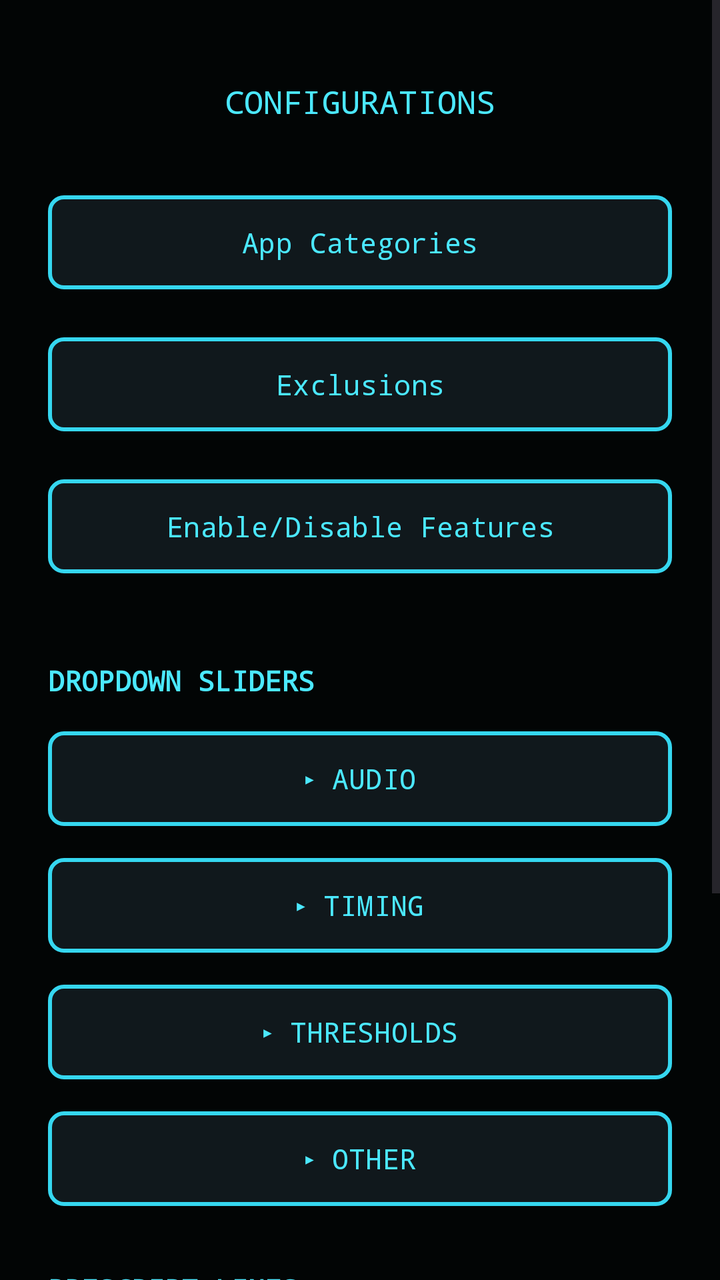
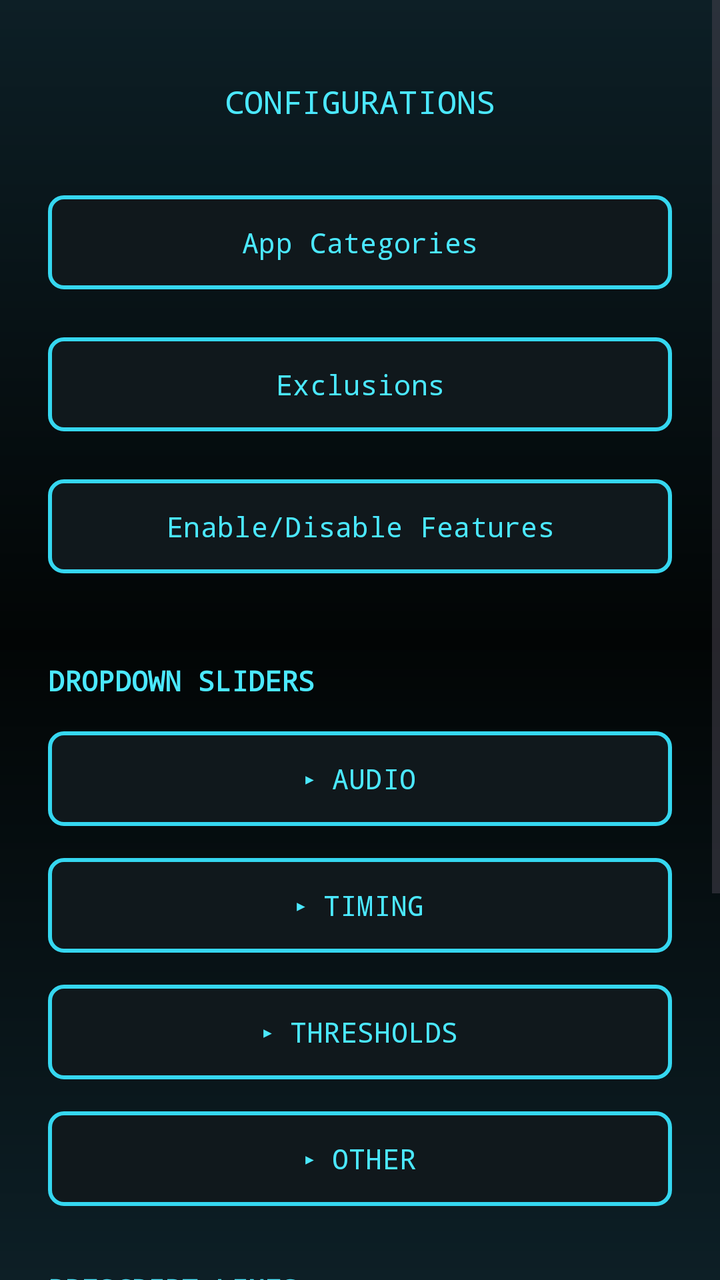

An Android layout rendered at two revisions. The XML below is the earlier revision; the diff shows what the commit changed to produce the second picture.
<!-- AndroidManifest.xml: application theme Theme.PrescriptBeeper -->
<!-- res/layout/activity_configurations.xml -->
<?xml version="1.0" encoding="utf-8"?>
<ScrollView xmlns:android="http://schemas.android.com/apk/res/android"
    android:layout_width="match_parent"
    android:layout_height="match_parent"
    android:fitsSystemWindows="true"
    android:background="#020505">

    <LinearLayout
        android:layout_width="match_parent"
        android:layout_height="wrap_content"
        android:orientation="vertical"
        android:gravity="center_horizontal"
        android:padding="24dp">

        <TextView
            android:layout_width="wrap_content"
            android:layout_height="wrap_content"
            android:text="CONFIGURATIONS"
            android:textColor="#4be8ff"
            android:textSize="16sp"
            android:fontFamily="monospace"
            android:layout_marginTop="16dp"
            android:layout_marginBottom="32dp" />

        <Button
            android:id="@+id/btnAppCategories"
            android:layout_width="match_parent"
            android:layout_height="wrap_content"
            android:text="App Categories"
            android:layout_marginBottom="16dp" />

        <Button
            android:id="@+id/btnExclusions"
            android:layout_width="match_parent"
            android:layout_height="wrap_content"
            android:text="Exclusions"
            android:layout_marginBottom="16dp" />

        <Button
            android:id="@+id/btnFeatureToggles"
            android:layout_width="match_parent"
            android:layout_height="wrap_content"
            android:text="Enable/Disable Features"
            android:layout_marginBottom="32dp" />

        <TextView
            android:layout_width="match_parent"
            android:layout_height="wrap_content"
            android:text="DROPDOWN SLIDERS"
            android:textColor="#4be8ff"
            android:textSize="14sp"
            android:textStyle="bold"
            android:fontFamily="monospace"
            android:layout_marginTop="8dp"
            android:layout_marginBottom="12dp" />

        <Button
            android:id="@+id/headerAudio"
            android:layout_width="match_parent"
            android:layout_height="wrap_content"
            android:text="▸ AUDIO"
            android:layout_marginBottom="8dp" />

        <LinearLayout
            android:id="@+id/audioContainer"
            android:layout_width="match_parent"
            android:layout_height="wrap_content"
            android:orientation="vertical"
            android:visibility="gone"
            android:layout_marginBottom="16dp">

            <TextView
                android:layout_width="match_parent"
                android:layout_height="wrap_content"
                android:text="Beep Volume"
                android:textColor="#4be8ff"
                android:textSize="12sp"
                android:fontFamily="monospace" />

            <TextView
                android:id="@+id/tvVolumeValue"
                android:layout_width="match_parent"
                android:layout_height="wrap_content"
                android:text="100%"
                android:textColor="#dff1ff"
                android:textSize="11sp"
                android:fontFamily="monospace"
                android:gravity="center"
                android:layout_marginBottom="4dp" />

            <SeekBar
                android:id="@+id/seekBarVolume"
                android:layout_width="match_parent"
                android:layout_height="wrap_content"
                android:max="100" />

        </LinearLayout>

        <Button
            android:id="@+id/headerTiming"
            android:layout_width="match_parent"
            android:layout_height="wrap_content"
            android:text="▸ TIMING"
            android:layout_marginBottom="8dp" />

        <LinearLayout
            android:id="@+id/timingContainer"
            android:layout_width="match_parent"
            android:layout_height="wrap_content"
            android:orientation="vertical"
            android:visibility="gone"
            android:layout_marginBottom="16dp">

            <TextView
                android:layout_width="match_parent"
                android:layout_height="wrap_content"
                android:text="Popup Duration"
                android:textColor="#4be8ff"
                android:textSize="12sp"
                android:fontFamily="monospace" />

            <TextView
                android:id="@+id/tvDurationValue"
                android:layout_width="match_parent"
                android:layout_height="wrap_content"
                android:text="5s"
                android:textColor="#dff1ff"
                android:textSize="11sp"
                android:fontFamily="monospace"
                android:gravity="center"
                android:layout_marginBottom="4dp" />

            <SeekBar
                android:id="@+id/seekBarDuration"
                android:layout_width="match_parent"
                android:layout_height="wrap_content"
                android:max="26" />

            <TextView
                android:layout_width="match_parent"
                android:layout_height="wrap_content"
                android:text="Per-App Cooldown"
                android:textColor="#4be8ff"
                android:textSize="12sp"
                android:fontFamily="monospace"
                android:layout_marginTop="24dp" />

            <TextView
                android:id="@+id/tvCooldownValue"
                android:layout_width="match_parent"
                android:layout_height="wrap_content"
                android:text="20s"
                android:textColor="#dff1ff"
                android:textSize="11sp"
                android:fontFamily="monospace"
                android:gravity="center"
                android:layout_marginBottom="4dp" />

            <SeekBar
                android:id="@+id/seekBarCooldown"
                android:layout_width="match_parent"
                android:layout_height="wrap_content"
                android:max="26" />

        </LinearLayout>

        <Button
            android:id="@+id/headerThresholds"
            android:layout_width="match_parent"
            android:layout_height="wrap_content"
            android:text="▸ THRESHOLDS"
            android:layout_marginBottom="8dp" />

        <LinearLayout
            android:id="@+id/thresholdsContainer"
            android:layout_width="match_parent"
            android:layout_height="wrap_content"
            android:orientation="vertical"
            android:visibility="gone"
            android:layout_marginBottom="16dp">

            <LinearLayout
                android:layout_width="match_parent"
                android:layout_height="wrap_content"
                android:orientation="horizontal">

                <LinearLayout
                    android:layout_width="0dp"
                    android:layout_height="wrap_content"
                    android:layout_weight="1"
                    android:orientation="vertical"
                    android:layout_marginEnd="12dp">

                    <TextView
                        android:layout_width="match_parent"
                        android:layout_height="wrap_content"
                        android:text="Battery Low"
                        android:textColor="#4be8ff"
                        android:textSize="12sp"
                        android:fontFamily="monospace" />

                    <TextView
                        android:id="@+id/tvBatteryThresholdValue"
                        android:layout_width="match_parent"
                        android:layout_height="wrap_content"
                        android:text="20%"
                        android:textColor="#dff1ff"
                        android:textSize="11sp"
                        android:fontFamily="monospace"
                        android:gravity="center"
                        android:layout_marginBottom="4dp" />

                    <SeekBar
                        android:id="@+id/seekBarBatteryThreshold"
                        android:layout_width="match_parent"
                        android:layout_height="wrap_content"
                        android:max="30" />

                </LinearLayout>

                <LinearLayout
                    android:layout_width="0dp"
                    android:layout_height="wrap_content"
                    android:layout_weight="1"
                    android:orientation="vertical">

                    <TextView
                        android:layout_width="match_parent"
                        android:layout_height="wrap_content"
                        android:text="Earbuds Low"
                        android:textColor="#4be8ff"
                        android:textSize="12sp"
                        android:fontFamily="monospace" />

                    <TextView
                        android:id="@+id/tvEarbudsThresholdValue"
                        android:layout_width="match_parent"
                        android:layout_height="wrap_content"
                        android:text="30%"
                        android:textColor="#dff1ff"
                        android:textSize="11sp"
                        android:fontFamily="monospace"
                        android:gravity="center"
                        android:layout_marginBottom="4dp" />

                    <SeekBar
                        android:id="@+id/seekBarEarbudsThreshold"
                        android:layout_width="match_parent"
                        android:layout_height="wrap_content"
                        android:max="30" />

                </LinearLayout>

            </LinearLayout>

            <TextView
                android:layout_width="match_parent"
                android:layout_height="wrap_content"
                android:text="Battery Restored Threshold"
                android:textColor="#4be8ff"
                android:textSize="12sp"
                android:fontFamily="monospace"
                android:layout_marginTop="24dp" />

            <TextView
                android:id="@+id/tvBatteryRestoredValue"
                android:layout_width="match_parent"
                android:layout_height="wrap_content"
                android:text="80%"
                android:textColor="#dff1ff"
                android:textSize="11sp"
                android:fontFamily="monospace"
                android:gravity="center"
                android:layout_marginBottom="4dp" />

            <SeekBar
                android:id="@+id/seekBarBatteryRestored"
                android:layout_width="match_parent"
                android:layout_height="wrap_content"
                android:max="50" />

        </LinearLayout>

        <Button
            android:id="@+id/headerOther"
            android:layout_width="match_parent"
            android:layout_height="wrap_content"
            android:text="▸ OTHER"
            android:layout_marginBottom="8dp" />

        <LinearLayout
            android:id="@+id/otherContainer"
            android:layout_width="match_parent"
            android:layout_height="wrap_content"
            android:orientation="vertical"
            android:visibility="gone"
            android:layout_marginBottom="16dp">

            <LinearLayout
                android:layout_width="match_parent"
                android:layout_height="wrap_content"
                android:orientation="horizontal"
                android:gravity="center_vertical"
                android:background="#FF10181c"
                android:padding="16dp">

                <TextView
                    android:layout_width="0dp"
                    android:layout_height="wrap_content"
                    android:layout_weight="1"
                    android:text="Mute Beep When Screen Is Off"
                    android:textColor="#dff1ff"
                    android:textSize="12sp"
                    android:fontFamily="monospace" />

                <Switch
                    android:id="@+id/switchMuteScreenOff"
                    android:layout_width="wrap_content"
                    android:layout_height="wrap_content" />

            </LinearLayout>

        </LinearLayout>

        <TextView
            android:layout_width="match_parent"
            android:layout_height="wrap_content"
            android:text="PRESCRIPT LINES"
            android:textColor="#4be8ff"
            android:textSize="14sp"
            android:textStyle="bold"
            android:fontFamily="monospace"
            android:layout_marginTop="20dp"
            android:layout_marginBottom="12dp" />

        <Spinner
            android:id="@+id/spinnerCategory"
            android:layout_width="match_parent"
            android:layout_height="wrap_content"
            android:layout_marginBottom="12dp" />

        <EditText
            android:id="@+id/etNewLine"
            android:layout_width="match_parent"
            android:layout_height="wrap_content"
            android:hint="Type a new line..."
            android:textColor="#dff1ff"
            android:textColorHint="#5c6975"
            android:fontFamily="monospace"
            android:layout_marginBottom="8dp" />

        <Button
            android:id="@+id/btnAddLine"
            android:layout_width="match_parent"
            android:layout_height="wrap_content"
            android:text="Add Line"
            android:layout_marginBottom="24dp" />

        <LinearLayout
            android:id="@+id/customLinesContainer"
            android:layout_width="match_parent"
            android:layout_height="wrap_content"
            android:orientation="vertical" />

        <Button
            android:id="@+id/btnRemoveDefaults"
            android:layout_width="match_parent"
            android:layout_height="wrap_content"
            android:text="Remove Default Lines"
            android:layout_marginTop="8dp" />

    </LinearLayout>

</ScrollView>
<!-- resources referenced by this layout -->
<resources>
  <style name="Theme.PrescriptBeeper" parent="Base.Theme.PrescriptBeeper">
          <item name="materialButtonStyle">@style/Widget.PrescriptBeeper.Button</item>
      </style>
  <style name="Base.Theme.PrescriptBeeper" parent="Theme.Material3.DayNight.NoActionBar">
          
      </style>
  <style name="Widget.PrescriptBeeper.Button" parent="Widget.Material3.Button.OutlinedButton">
          <item name="backgroundTint">#10181c</item>
          <item name="strokeColor">#35d7f0</item>
          <item name="strokeWidth">2dp</item>
          <item name="cornerRadius">8dp</item>
          <item name="android:textColor">#4be8ff</item>
          <item name="android:fontFamily">monospace</item>
          <item name="android:textAllCaps">false</item>
          <item name="android:paddingTop">14dp</item>
          <item name="android:paddingBottom">14dp</item>
      </style>
</resources>

<!-- the commit's change to res/layout/activity_configurations.xml (unified diff, before → after) -->
@@ -3,7 +3,7 @@
     android:layout_width="match_parent"
     android:layout_height="match_parent"
     android:fitsSystemWindows="true"
-    android:background="#020505">
+    android:background="@drawable/bg_app_wallpaper">
 
     <LinearLayout
         android:layout_width="match_parent"
@@ -94,215 +94,14 @@
                 android:layout_height="wrap_content"
                 android:max="100" />
 
-        </LinearLayout>
-
-        <Button
-            android:id="@+id/headerTiming"
-            android:layout_width="match_parent"
-            android:layout_height="wrap_content"
-            android:text="▸ TIMING"
-            android:layout_marginBottom="8dp" />
-
-        <LinearLayout
-            android:id="@+id/timingContainer"
-            android:layout_width="match_parent"
-            android:layout_height="wrap_content"
-            android:orientation="vertical"
-            android:visibility="gone"
-            android:layout_marginBottom="16dp">
-
-            <TextView
-                android:layout_width="match_parent"
-                android:layout_height="wrap_content"
-                android:text="Popup Duration"
-                android:textColor="#4be8ff"
-                android:textSize="12sp"
-                android:fontFamily="monospace" />
-
-            <TextView
-                android:id="@+id/tvDurationValue"
-                android:layout_width="match_parent"
-                android:layout_height="wrap_content"
-                android:text="5s"
-                android:textColor="#dff1ff"
-                android:textSize="11sp"
-                android:fontFamily="monospace"
-                android:gravity="center"
-                android:layout_marginBottom="4dp" />
-
-            <SeekBar
-                android:id="@+id/seekBarDuration"
-                android:layout_width="match_parent"
-                android:layout_height="wrap_content"
-                android:max="26" />
-
-            <TextView
-                android:layout_width="match_parent"
-                android:layout_height="wrap_content"
-                android:text="Per-App Cooldown"
-                android:textColor="#4be8ff"
-                android:textSize="12sp"
-                android:fontFamily="monospace"
-                android:layout_marginTop="24dp" />
-
-            <TextView
-                android:id="@+id/tvCooldownValue"
-                android:layout_width="match_parent"
-                android:layout_height="wrap_content"
-                android:text="20s"
-                android:textColor="#dff1ff"
-                android:textSize="11sp"
-                android:fontFamily="monospace"
-                android:gravity="center"
-                android:layout_marginBottom="4dp" />
-
-            <SeekBar
-                android:id="@+id/seekBarCooldown"
-                android:layout_width="match_parent"
-                android:layout_height="wrap_content"
-                android:max="26" />
-
-        </LinearLayout>
-
-        <Button
-            android:id="@+id/headerThresholds"
-            android:layout_width="match_parent"
-            android:layout_height="wrap_content"
-            android:text="▸ THRESHOLDS"
-            android:layout_marginBottom="8dp" />
-
-        <LinearLayout
-            android:id="@+id/thresholdsContainer"
-            android:layout_width="match_parent"
-            android:layout_height="wrap_content"
-            android:orientation="vertical"
-            android:visibility="gone"
-            android:layout_marginBottom="16dp">
-
-            <LinearLayout
-                android:layout_width="match_parent"
-                android:layout_height="wrap_content"
-                android:orientation="horizontal">
-
-                <LinearLayout
-                    android:layout_width="0dp"
-                    android:layout_height="wrap_content"
-                    android:layout_weight="1"
-                    android:orientation="vertical"
-                    android:layout_marginEnd="12dp">
-
-                    <TextView
-                        android:layout_width="match_parent"
-                        android:layout_height="wrap_content"
-                        android:text="Battery Low"
-                        android:textColor="#4be8ff"
-                        android:textSize="12sp"
-                        android:fontFamily="monospace" />
-
-                    <TextView
-                        android:id="@+id/tvBatteryThresholdValue"
-                        android:layout_width="match_parent"
-                        android:layout_height="wrap_content"
-                        android:text="20%"
-                        android:textColor="#dff1ff"
-                        android:textSize="11sp"
-                        android:fontFamily="monospace"
-                        android:gravity="center"
-                        android:layout_marginBottom="4dp" />
-
-                    <SeekBar
-                        android:id="@+id/seekBarBatteryThreshold"
-                        android:layout_width="match_parent"
-                        android:layout_height="wrap_content"
-                        android:max="30" />
-
-                </LinearLayout>
-
-                <LinearLayout
-                    android:layout_width="0dp"
-                    android:layout_height="wrap_content"
-                    android:layout_weight="1"
-                    android:orientation="vertical">
-
-                    <TextView
-                        android:layout_width="match_parent"
-                        android:layout_height="wrap_content"
-                        android:text="Earbuds Low"
-                        android:textColor="#4be8ff"
-                        android:textSize="12sp"
-                        android:fontFamily="monospace" />
-
-                    <TextView
-                        android:id="@+id/tvEarbudsThresholdValue"
-                        android:layout_width="match_parent"
-                        android:layout_height="wrap_content"
-                        android:text="30%"
-                        android:textColor="#dff1ff"
-                        android:textSize="11sp"
-                        android:fontFamily="monospace"
-                        android:gravity="center"
-                        android:layout_marginBottom="4dp" />
-
-                    <SeekBar
-                        android:id="@+id/seekBarEarbudsThreshold"
-                        android:layout_width="match_parent"
-                        android:layout_height="wrap_content"
-                        android:max="30" />
-
-                </LinearLayout>
-
-            </LinearLayout>
-
-            <TextView
-                android:layout_width="match_parent"
-                android:layout_height="wrap_content"
-                android:text="Battery Restored Threshold"
-                android:textColor="#4be8ff"
-                android:textSize="12sp"
-                android:fontFamily="monospace"
-                android:layout_marginTop="24dp" />
-
-            <TextView
-                android:id="@+id/tvBatteryRestoredValue"
-                android:layout_width="match_parent"
-                android:layout_height="wrap_content"
-                android:text="80%"
-                android:textColor="#dff1ff"
-                android:textSize="11sp"
-                android:fontFamily="monospace"
-                android:gravity="center"
-                android:layout_marginBottom="4dp" />
-
-            <SeekBar
-                android:id="@+id/seekBarBatteryRestored"
-                android:layout_width="match_parent"
-                android:layout_height="wrap_content"
-                android:max="50" />
-
-        </LinearLayout>
-
-        <Button
-            android:id="@+id/headerOther"
-            android:layout_width="match_parent"
-            android:layout_height="wrap_content"
-            android:text="▸ OTHER"
-            android:layout_marginBottom="8dp" />
-
-        <LinearLayout
-            android:id="@+id/otherContainer"
-            android:layout_width="match_parent"
-            android:layout_height="wrap_content"
-            android:orientation="vertical"
-            android:visibility="gone"
-            android:layout_marginBottom="16dp">
-
             <LinearLayout
                 android:layout_width="match_parent"
                 android:layout_height="wrap_content"
                 android:orientation="horizontal"
                 android:gravity="center_vertical"
                 android:background="#FF10181c"
-                android:padding="16dp">
+                android:padding="16dp"
+                android:layout_marginTop="16dp">
 
                 <TextView
                     android:layout_width="0dp"
@@ -322,6 +121,232 @@
 
         </LinearLayout>
 
+        <Button
+            android:id="@+id/headerTiming"
+            android:layout_width="match_parent"
+            android:layout_height="wrap_content"
+            android:text="▸ TIMING"
+            android:layout_marginBottom="8dp" />
+
+        <LinearLayout
+            android:id="@+id/timingContainer"
+            android:layout_width="match_parent"
+            android:layout_height="wrap_content"
+            android:orientation="vertical"
+            android:visibility="gone"
+            android:layout_marginBottom="16dp">
+
+            <TextView
+                android:layout_width="match_parent"
+                android:layout_height="wrap_content"
+                android:text="Popup Duration"
+                android:textColor="#4be8ff"
+                android:textSize="12sp"
+                android:fontFamily="monospace" />
+
+            <TextView
+                android:id="@+id/tvDurationValue"
+                android:layout_width="match_parent"
+                android:layout_height="wrap_content"
+                android:text="5s"
+                android:textColor="#dff1ff"
+                android:textSize="11sp"
+                android:fontFamily="monospace"
+                android:gravity="center"
+                android:layout_marginBottom="4dp" />
+
+            <SeekBar
+                android:id="@+id/seekBarDuration"
+                android:layout_width="match_parent"
+                android:layout_height="wrap_content"
+                android:max="26" />
+
+            <TextView
+                android:layout_width="match_parent"
+                android:layout_height="wrap_content"
+                android:text="Per-App Cooldown"
+                android:textColor="#4be8ff"
+                android:textSize="12sp"
+                android:fontFamily="monospace"
+                android:layout_marginTop="24dp" />
+
+            <TextView
+                android:id="@+id/tvCooldownValue"
+                android:layout_width="match_parent"
+                android:layout_height="wrap_content"
+                android:text="20s"
+                android:textColor="#dff1ff"
+                android:textSize="11sp"
+                android:fontFamily="monospace"
+                android:gravity="center"
+                android:layout_marginBottom="4dp" />
+
+            <SeekBar
+                android:id="@+id/seekBarCooldown"
+                android:layout_width="match_parent"
+                android:layout_height="wrap_content"
+                android:max="26" />
+
+        </LinearLayout>
+
+        <Button
+            android:id="@+id/headerThresholds"
+            android:layout_width="match_parent"
+            android:layout_height="wrap_content"
+            android:text="▸ THRESHOLDS"
+            android:layout_marginBottom="8dp" />
+
+        <LinearLayout
+            android:id="@+id/thresholdsContainer"
+            android:layout_width="match_parent"
+            android:layout_height="wrap_content"
+            android:orientation="vertical"
+            android:visibility="gone"
+            android:layout_marginBottom="16dp">
+
+            <LinearLayout
+                android:layout_width="match_parent"
+                android:layout_height="wrap_content"
+                android:orientation="horizontal">
+
+                <LinearLayout
+                    android:layout_width="0dp"
+                    android:layout_height="wrap_content"
+                    android:layout_weight="1"
+                    android:orientation="vertical"
+                    android:layout_marginEnd="12dp">
+
+                    <TextView
+                        android:layout_width="match_parent"
+                        android:layout_height="wrap_content"
+                        android:text="Battery Low"
+                        android:textColor="#4be8ff"
+                        android:textSize="12sp"
+                        android:fontFamily="monospace" />
+
+                    <TextView
+                        android:id="@+id/tvBatteryThresholdValue"
+                        android:layout_width="match_parent"
+                        android:layout_height="wrap_content"
+                        android:text="20%"
+                        android:textColor="#dff1ff"
+                        android:textSize="11sp"
+                        android:fontFamily="monospace"
+                        android:gravity="center"
+                        android:layout_marginBottom="4dp" />
+
+                    <SeekBar
+                        android:id="@+id/seekBarBatteryThreshold"
+                        android:layout_width="match_parent"
+                        android:layout_height="wrap_content"
+                        android:max="30" />
+
+                </LinearLayout>
+
+                <LinearLayout
+                    android:layout_width="0dp"
+                    android:layout_height="wrap_content"
+                    android:layout_weight="1"
+                    android:orientation="vertical">
+
+                    <TextView
+                        android:layout_width="match_parent"
+                        android:layout_height="wrap_content"
+                        android:text="Earbuds Low"
+                        android:textColor="#4be8ff"
+                        android:textSize="12sp"
+                        android:fontFamily="monospace" />
+
+                    <TextView
+                        android:id="@+id/tvEarbudsThresholdValue"
+                        android:layout_width="match_parent"
+                        android:layout_height="wrap_content"
+                        android:text="30%"
+                        android:textColor="#dff1ff"
+                        android:textSize="11sp"
+                        android:fontFamily="monospace"
+                        android:gravity="center"
+                        android:layout_marginBottom="4dp" />
+
+                    <SeekBar
+                        android:id="@+id/seekBarEarbudsThreshold"
+                        android:layout_width="match_parent"
+                        android:layout_height="wrap_content"
+                        android:max="30" />
+
+                </LinearLayout>
+
+            </LinearLayout>
+
+            <TextView
+                android:layout_width="match_parent"
+                android:layout_height="wrap_content"
+                android:text="Battery Restored Threshold"
+                android:textColor="#4be8ff"
+                android:textSize="12sp"
+                android:fontFamily="monospace"
+                android:layout_marginTop="24dp" />
+
+            <TextView
+                android:id="@+id/tvBatteryRestoredValue"
+                android:layout_width="match_parent"
+                android:layout_height="wrap_content"
+                android:text="80%"
+                android:textColor="#dff1ff"
+                android:textSize="11sp"
+                android:fontFamily="monospace"
+                android:gravity="center"
+                android:layout_marginBottom="4dp" />
+
+            <SeekBar
+                android:id="@+id/seekBarBatteryRestored"
+                android:layout_width="match_parent"
+                android:layout_height="wrap_content"
+                android:max="50" />
+
+        </LinearLayout>
+
+        <Button
+            android:id="@+id/headerOther"
+            android:layout_width="match_parent"
+            android:layout_height="wrap_content"
+            android:text="▸ OTHER"
+            android:layout_marginBottom="8dp" />
+
+        <LinearLayout
+            android:id="@+id/otherContainer"
+            android:layout_width="match_parent"
+            android:layout_height="wrap_content"
+            android:orientation="vertical"
+            android:visibility="gone"
+            android:layout_marginBottom="16dp">
+
+            <LinearLayout
+                android:layout_width="match_parent"
+                android:layout_height="wrap_content"
+                android:orientation="horizontal"
+                android:gravity="center_vertical"
+                android:background="#FF10181c"
+                android:padding="16dp">
+
+                <TextView
+                    android:layout_width="0dp"
+                    android:layout_height="wrap_content"
+                    android:layout_weight="1"
+                    android:text="Skip Popup If Already In That App"
+                    android:textColor="#dff1ff"
+                    android:textSize="12sp"
+                    android:fontFamily="monospace" />
+
+                <Switch
+                    android:id="@+id/switchSkipSameApp"
+                    android:layout_width="wrap_content"
+                    android:layout_height="wrap_content" />
+
+            </LinearLayout>
+
+        </LinearLayout>
+
         <TextView
             android:layout_width="match_parent"
             android:layout_height="wrap_content"
<!-- resource entries referenced after the edit -->
@@ -1,5 +1,16 @@
 <!-- resources referenced by this layout -->
 <resources>
+  <!-- drawable bg_app_wallpaper (drawable) -->
+  <?xml version="1.0" encoding="utf-8"?>
+  <shape xmlns:android="http://schemas.android.com/apk/res/android">
+      <gradient
+          android:type="linear"
+          android:angle="90"
+          android:startColor="#0d1f26"
+          android:centerColor="#020505"
+          android:endColor="#0d1f26"
+          android:centerY="0.5" />
+  </shape>
   <style name="Theme.PrescriptBeeper" parent="Base.Theme.PrescriptBeeper">
           <item name="materialButtonStyle">@style/Widget.PrescriptBeeper.Button</item>
       </style>
